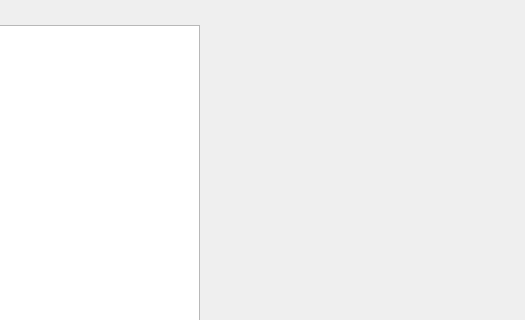
First picture: the form in Assignment8SpriteEditor/mainwindow.ui, repository NZaffos/Sprite-Editor, before the edit; both pictures show x 775 to 1300 and y 0 to 320 of the 1300 by 800 pixel window.
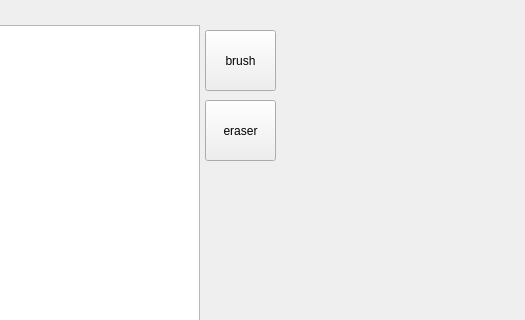
Second picture: the form after the edit.

Diff of the .ui file:
```diff
--- a/Assignment8SpriteEditor/mainwindow.ui
+++ b/Assignment8SpriteEditor/mainwindow.ui
@@ -360,6 +360,32 @@
      <string>(X:_, Y:_)</string>
     </property>
    </widget>
+   <widget class="QToolButton" name="brushBttn">
+    <property name="geometry">
+     <rect>
+      <x>980</x>
+      <y>30</y>
+      <width>71</width>
+      <height>61</height>
+     </rect>
+    </property>
+    <property name="text">
+     <string>brush</string>
+    </property>
+   </widget>
+   <widget class="QToolButton" name="eraseBttn">
+    <property name="geometry">
+     <rect>
+      <x>980</x>
+      <y>100</y>
+      <width>71</width>
+      <height>61</height>
+     </rect>
+    </property>
+    <property name="text">
+     <string>eraser</string>
+    </property>
+   </widget>
   </widget>
   <widget class="QStatusBar" name="statusbar"/>
  </widget>
```
